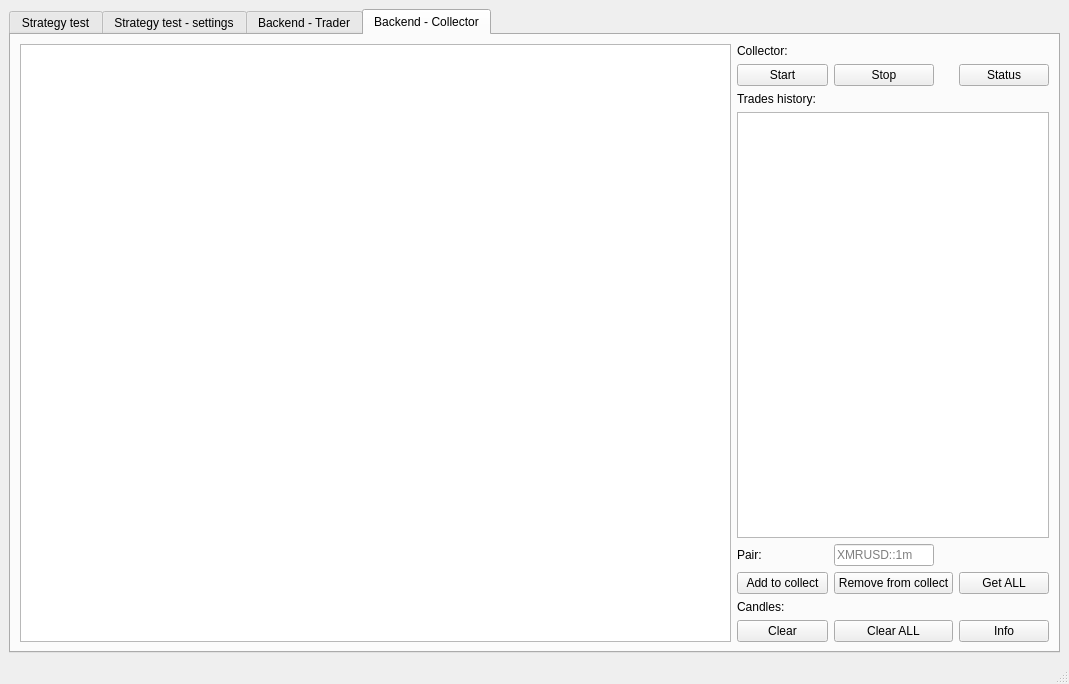
Old version of the form trader/gui/gui.ui in the repository Closius/crypto_trader.
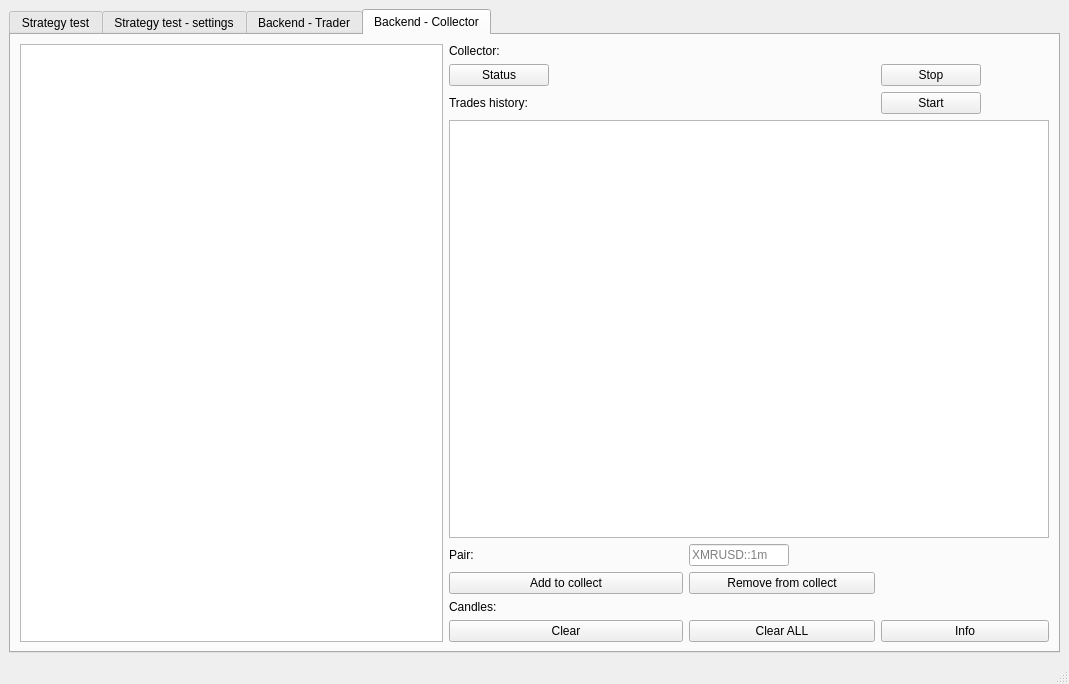
New version of the form. The open tabs and pages were chosen to show the change. Custom widgets are drawn as their Qt base class.

Commit message: GUI. Short log. Fix log bug of data collector

Diff of the .ui file:
```diff
--- a/trader/gui/gui.ui
+++ b/trader/gui/gui.ui
@@ -1170,7 +1170,11 @@
           <item>
            <layout class="QVBoxLayout" name="verticalLayout_4">
             <item>
-             <widget class="QTextEdit" name="collector_log"/>
+             <widget class="QTextEdit" name="collector_log">
+              <property name="lineWrapMode">
+               <enum>QTextEdit::NoWrap</enum>
+              </property>
+             </widget>
             </item>
            </layout>
           </item>
@@ -1178,19 +1182,6 @@
            <layout class="QVBoxLayout" name="verticalLayout_5">
             <item>
              <layout class="QGridLayout" name="gridLayout_11">
-              <item row="1" column="1">
-               <widget class="QPushButton" name="collector_stop_button">
-                <property name="maximumSize">
-                 <size>
-                  <width>100</width>
-                  <height>16777215</height>
-                 </size>
-                </property>
-                <property name="text">
-                 <string>Stop</string>
-                </property>
-               </widget>
-              </item>
               <item row="4" column="1">
                <widget class="QLineEdit" name="collector_pair_timeframe">
                 <property name="maximumSize">
@@ -1246,13 +1237,6 @@
                 </property>
                </widget>
               </item>
-              <item row="5" column="2">
-               <widget class="QPushButton" name="pair_get_all_button">
-                <property name="text">
-                 <string>Get ALL</string>
-                </property>
-               </widget>
-              </item>
               <item row="0" column="0">
                <widget class="QLabel" name="label_19">
                 <property name="text">
@@ -1260,32 +1244,6 @@
                 </property>
                </widget>
               </item>
-              <item row="1" column="0">
-               <widget class="QPushButton" name="collector_start_button">
-                <property name="maximumSize">
-                 <size>
-                  <width>100</width>
-                  <height>16777215</height>
-                 </size>
-                </property>
-                <property name="text">
-                 <string>Start</string>
-                </property>
-               </widget>
-              </item>
-              <item row="1" column="2">
-               <widget class="QPushButton" name="collector_status_button">
-                <property name="maximumSize">
-                 <size>
-                  <width>100</width>
-                  <height>16777215</height>
-                 </size>
-                </property>
-                <property name="text">
-                 <string>Status</string>
-                </property>
-               </widget>
-              </item>
               <item row="7" column="2">
                <widget class="QPushButton" name="candles_info_button">
                 <property name="text">
@@ -1295,6 +1253,12 @@
               </item>
               <item row="3" column="0" colspan="3">
                <widget class="QTreeWidget" name="trades_history_tree">
+                <property name="minimumSize">
+                 <size>
+                  <width>600</width>
+                  <height>0</height>
+                 </size>
+                </property>
                 <property name="alternatingRowColors">
                  <bool>true</bool>
                 </property>
@@ -1316,6 +1280,45 @@
                 </property>
                </widget>
               </item>
+              <item row="1" column="2">
+               <widget class="QPushButton" name="collector_stop_button">
+                <property name="maximumSize">
+                 <size>
+                  <width>100</width>
+                  <height>16777215</height>
+                 </size>
+                </property>
+                <property name="text">
+                 <string>Stop</string>
+                </property>
+               </widget>
+              </item>
+              <item row="2" column="2">
+               <widget class="QPushButton" name="collector_start_button">
+                <property name="maximumSize">
+                 <size>
+                  <width>100</width>
+                  <height>16777215</height>
+                 </size>
+                </property>
+                <property name="text">
+                 <string>Start</string>
+                </property>
+               </widget>
+              </item>
+              <item row="1" column="0">
+               <widget class="QPushButton" name="collector_status_button">
+                <property name="maximumSize">
+                 <size>
+                  <width>100</width>
+                  <height>16777215</height>
+                 </size>
+                </property>
+                <property name="text">
+                 <string>Status</string>
+                </property>
+               </widget>
+              </item>
              </layout>
             </item>
            </layout>
```
Left out of the diff: 88 changed lines with no effect on the pictures. The commit also changes 5 other files.
